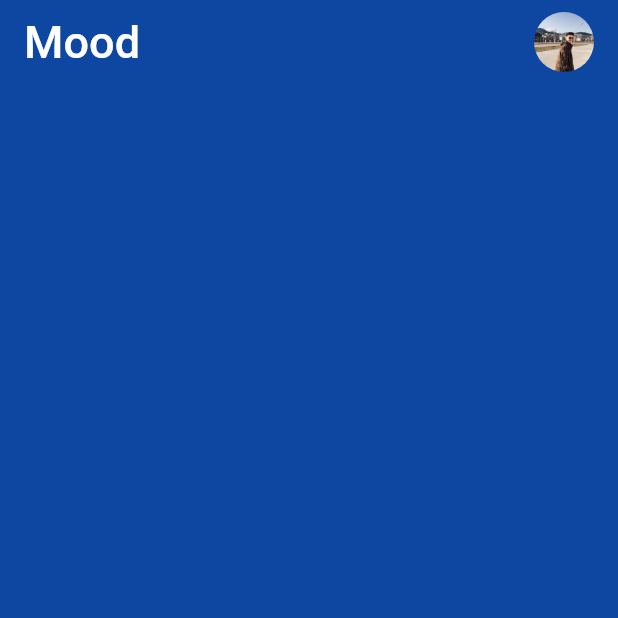
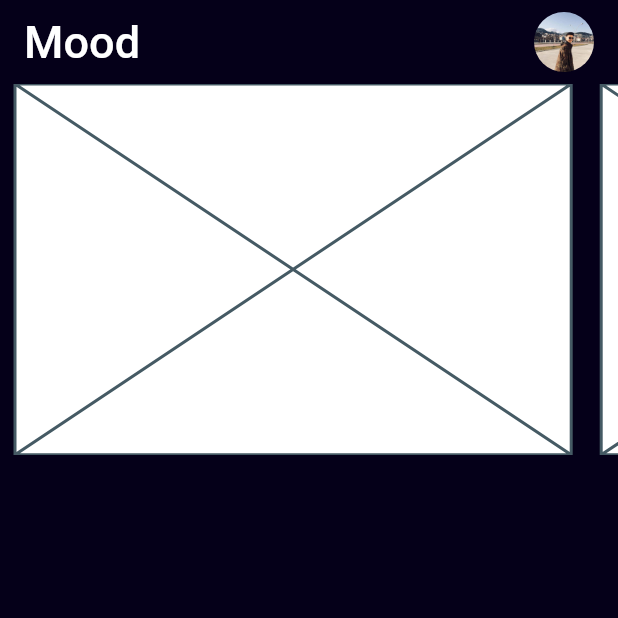
Before and after one commit to emreavarisli/Music-App, a Flutter app: the screen it shows after launch, on a phone screen of 412 x 824 dp, the top half of it. Run offline on Flutter 3.47's test engine with Material 2 defaults, Android fonts, the light colour scheme and no system bars.

Commit message:
Card design

```diff
--- a/lib/homePage.dart
+++ b/lib/homePage.dart
@@ -11,14 +11,35 @@ class _HomePageState extends State<HomePage> {
   @override
   Widget build(BuildContext context) {
     return Scaffold(
-      backgroundColor: Colors.blue[900],
+      backgroundColor: const Color(0xFF050019),
       appBar: customAppBar(),
-      body: Column(children: const [Card()],),
+      body: Column(
+        children: [
+          SizedBox(
+            height: MediaQuery.of(context).size.height * 0.3,
+            child: ListView.builder(
+              scrollDirection: Axis.horizontal,
+              itemBuilder: ((context, index) => Card(
+                    margin: const EdgeInsets.symmetric(horizontal: 10),
+                    child: SizedBox(
+                      width: MediaQuery.of(context).size.width * 0.9,
+                      child: Column(
+                        children: const [
+                           Flexible(
+                            child: Placeholder(),
+                          )
+                        ],
+                      ),
+                    ),
+                  )),
+            ),
+          )
+        ],
+      ),
     );
   }
 
   AppBar customAppBar() {
-
     return AppBar(
       backgroundColor: Colors.transparent,
       elevation: 0,
@@ -39,6 +60,7 @@ class _HomePageState extends State<HomePage> {
           ),
         ],
       ),
+      centerTitle: false,
     );
   }
 }
```
